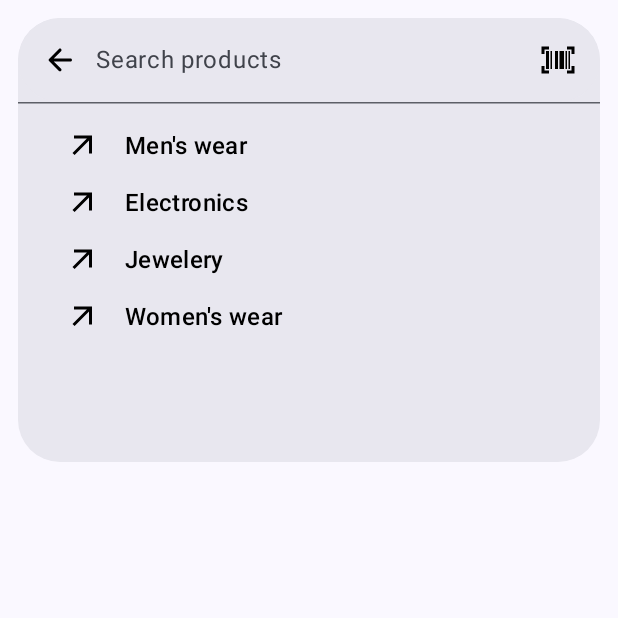
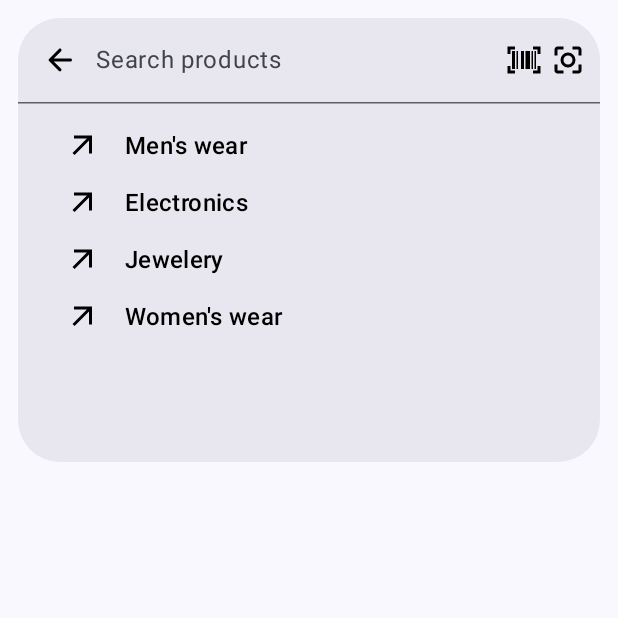
Before and after one commit to BikramDroid/onboarding-app, an Android app built with Jetpack Compose: the screen it shows after launch (MainActivity), after a tap on "Search", on a phone screen of 412 x 824 dp, the top half of it. Run offline under Robolectric (Android 15) with nearby library versions, the phone set to English and light mode, and no system bars; our stand-ins replace Dagger/Hilt's generated code, Room's generated code; libraries missing offline, so code that uses them is left out: com.google.mlkit.vision, com.jakewharton.retrofit2; pictures from the network do not load.

Commit message:
Object detection implementation in search bar

```diff
--- a/app/src/main/java/com/bikram/onboardingapp/data/repository/ProductRepositoryImpl.kt
+++ b/app/src/main/java/com/bikram/onboardingapp/data/repository/ProductRepositoryImpl.kt
@@ -52,10 +52,10 @@ class ProductRepositoryImpl @Inject constructor(
                 null
             }
 
-            remoteProducts?.let { listings ->
+            remoteProducts?.let { products ->
                 dao.clearProducts()
                 dao.insertProducts(
-                    listings.map { it.toProductEntity() }
+                    products.map { it.toProductEntity() }
                 )
                 emit(Resource.Success(
                     data = dao
--- a/app/src/main/java/com/bikram/onboardingapp/ui/components/CustomSearchBar.kt
+++ b/app/src/main/java/com/bikram/onboardingapp/ui/components/CustomSearchBar.kt
@@ -44,6 +44,7 @@ import androidx.compose.ui.platform.LocalSoftwareKeyboardController
 import androidx.compose.ui.res.painterResource
 import androidx.compose.ui.res.stringResource
 import androidx.compose.ui.text.style.TextOverflow
+import androidx.compose.ui.tooling.preview.Preview
 import androidx.compose.ui.unit.dp
 import coil.compose.AsyncImage
 import coil.request.ImageRequest
@@ -55,6 +56,7 @@ import com.bikram.onboardingapp.domain.model.Product
 fun CustomSearchBar(
     scanButton: () -> Unit,
     onDismiss: () -> Unit,
+    lensButton: () -> Unit,
     onCategoryButtonClicked: (String) -> Unit,
     onDetailsButtonClicked: (Int) -> Unit,
     onClearSearchText: () -> Unit,
@@ -106,6 +108,7 @@ fun CustomSearchBar(
             },
             trailingIcon = {
                 if (searchText.isEmpty())
+                    Row {
                         Icon(
                             painter = painterResource(id = R.drawable.barcode_scanner),
                             contentDescription = null, tint = Color.Black,
@@ -113,6 +116,17 @@ fun CustomSearchBar(
                                 scanButton()
                             }
                         )
+
+                        Icon(
+                            painter = painterResource(id = R.drawable.lens),
+                            contentDescription = null, tint = Color.Black,
+                            modifier = Modifier
+                                .padding(start = 5.dp, end = 5.dp)
+                                .clickable {
+                                    lensButton()
+                                }
+                        )
+                    }
                 else
                     Icon(
                         Icons.Rounded.Close,
@@ -270,3 +284,18 @@ private fun DefaultScreen(
 //                }
     }
 }
+
+@Preview(showSystemUi = true)
+@Composable
+fun CustomSearchBarPreview() {
+    CustomSearchBar(
+        scanButton = {},
+        onDismiss = {},
+        lensButton = {},
+        onCategoryButtonClicked = {},
+        onDetailsButtonClicked = {},
+        onClearSearchText = {},
+        onSearchTextChange = {},
+        "", emptyList(), false, emptyList()
+    )
+}
--- a/app/src/main/java/com/bikram/onboardingapp/ui/screens/MasterPage.kt
+++ b/app/src/main/java/com/bikram/onboardingapp/ui/screens/MasterPage.kt
@@ -54,7 +54,8 @@ enum class AppScreen(@StringRes val title: Int) {
     AllProducts(title = R.string.all_products),
     ProductDetails(title = R.string.product_details),
     ProductSearch(title = R.string.search_button),
-    ProductAR(title = R.string.a_r)
+    ProductAR(title = R.string.a_r),
+    ProductDetection(title = R.string.obj_detection)
 }
 
 @Composable
@@ -118,6 +119,7 @@ private fun MasterPageRegular(
         topBar = {
             if (navController.currentBackStackEntry?.destination?.route != AppScreen.ProductSearch.name
                 && navController.currentBackStackEntry?.destination?.route != AppScreen.ProductAR.name
+                && navController.currentBackStackEntry?.destination?.route != AppScreen.ProductDetection.name
             )
                 CustomAppBar(selectedIndex, appBarTitle.value,
                     canNavigateBack = navController.previousBackStackEntry != null,
@@ -237,6 +239,10 @@ private fun MasterPageRegular(
                     ARSample()
                 }
 
+                composable(route = AppScreen.ProductDetection.name) {
+                    ObjectDetectionScreen(productsUiState.products)
+                }
+
                 composable(route = AppScreen.ProductSearch.name) {
                     val searchText by homeViewModel.searchText.collectAsState()
                     val isSearching by homeViewModel.isSearching.collectAsState()
@@ -249,6 +255,10 @@ private fun MasterPageRegular(
                         },
                         onDismiss = {
                             navController.navigateUp()
+                        },
+                        lensButton = {
+                            navController.popBackStack()
+                            navController.navigate(AppScreen.ProductDetection.name)
                         },
                         onCategoryButtonClicked = {
                             navController.navigateUp()
--- /dev/null
+++ b/app/src/main/res/drawable/lens.xml
@@ -0,0 +1,10 @@
+<vector xmlns:android="http://schemas.android.com/apk/res/android"
+    android:width="24dp"
+    android:height="24dp"
+    android:viewportWidth="960"
+    android:viewportHeight="960"
+    android:tint="?attr/colorControlNormal">
+  <path
+      android:fillColor="@android:color/white"
+      android:pathData="M200,840Q167,840 143.5,816.5Q120,793 120,760L120,600L200,600L200,760Q200,760 200,760Q200,760 200,760L360,760L360,840L200,840ZM600,840L600,760L760,760Q760,760 760,760Q760,760 760,760L760,600L840,600L840,760Q840,793 816.5,816.5Q793,840 760,840L600,840ZM120,360L120,200Q120,167 143.5,143.5Q167,120 200,120L360,120L360,200L200,200Q200,200 200,200Q200,200 200,200L200,360L120,360ZM760,360L760,200Q760,200 760,200Q760,200 760,200L600,200L600,120L760,120Q793,120 816.5,143.5Q840,167 840,200L840,360L760,360ZM480,680Q397,680 338.5,621.5Q280,563 280,480Q280,397 338.5,338.5Q397,280 480,280Q563,280 621.5,338.5Q680,397 680,480Q680,563 621.5,621.5Q563,680 480,680ZM480,600Q530,600 565,565Q600,530 600,480Q600,430 565,395Q530,360 480,360Q430,360 395,395Q360,430 360,480Q360,530 395,565Q430,600 480,600ZM480,480Q480,480 480,480Q480,480 480,480Q480,480 480,480Q480,480 480,480Q480,480 480,480Q480,480 480,480Q480,480 480,480Q480,480 480,480Z"/>
+</vector>
--- a/app/src/main/res/values/strings.xml
+++ b/app/src/main/res/values/strings.xml
@@ -22,4 +22,5 @@
     <string name="not_found">No product found</string>
     <string name="search_products">Search products</string>
     <string name="a_r">AR</string>
+    <string name="obj_detection">Object deetection</string>
 </resources>
```
Also changed, not shown: app/build.gradle.kts (+12 -1 lines), app/src/main/java/com/bikram/onboardingapp/domain/model/Product.kt (+17 -0 lines), app/src/main/java/com/bikram/onboardingapp/ui/components/CameraPreview.kt (added, +59 -0 lines), app/src/main/java/com/bikram/onboardingapp/ui/components/ObjectAnalyzer.kt (added, +32 -0 lines), app/src/main/java/com/bikram/onboardingapp/ui/screens/ImageLabelingScreen.kt (added, +139 -0 lines). Lines whose indentation alone changed are shown as unchanged.
